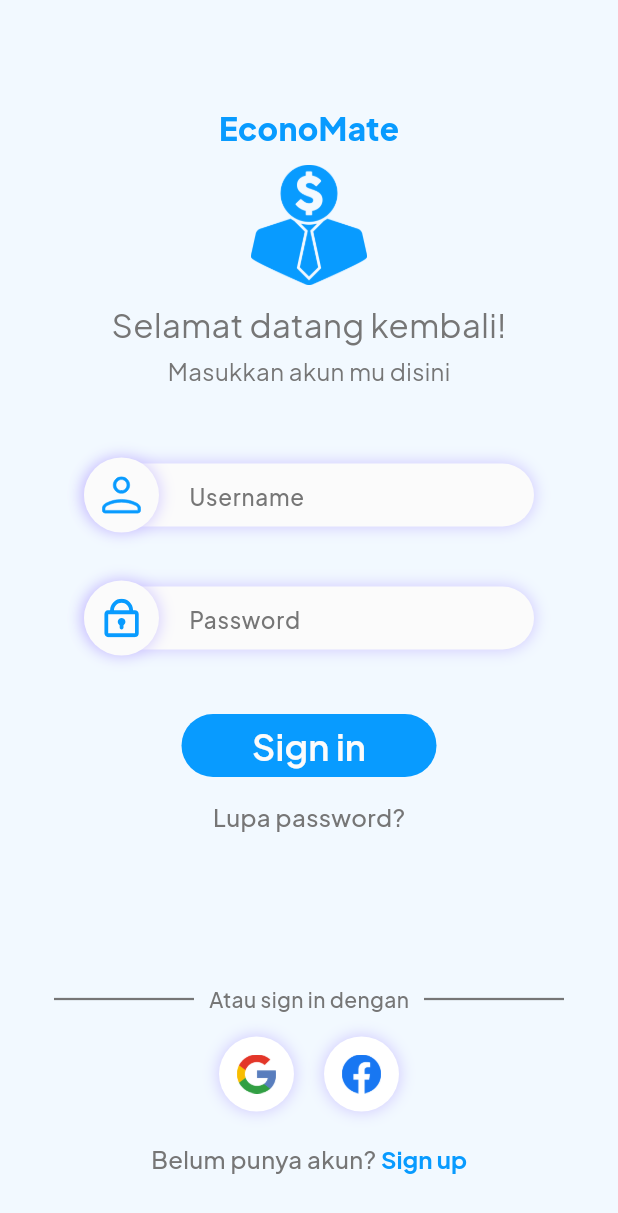
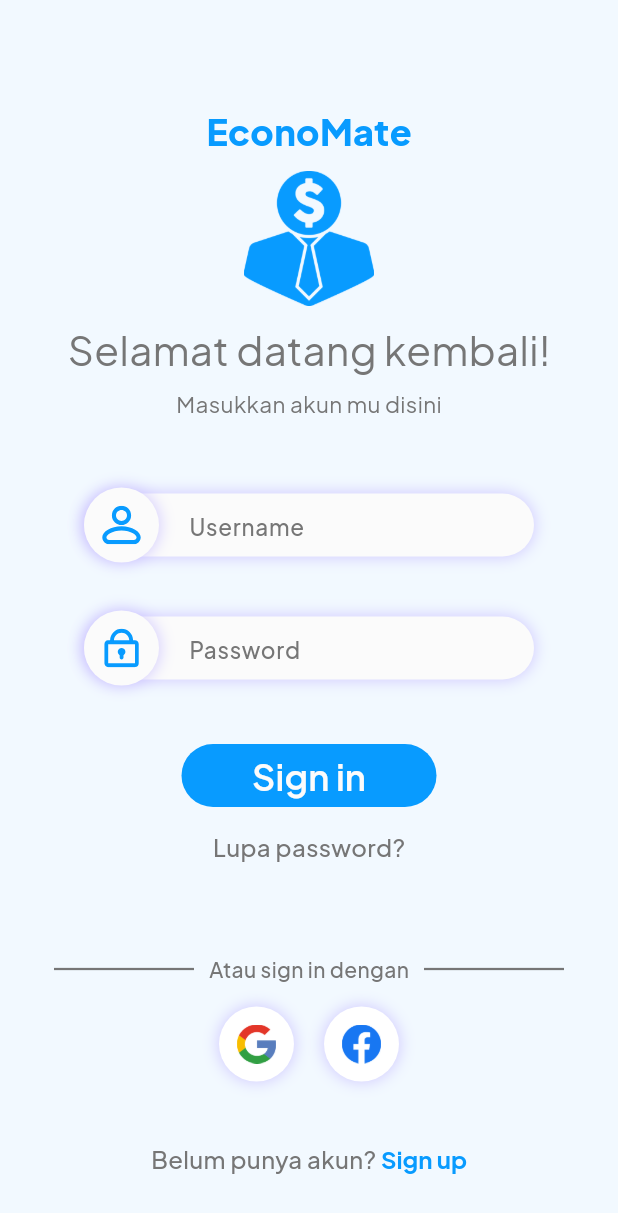
Before and after one commit to richofal/economate_mobile, a Flutter app: the SignInPage screen opened directly, on a phone screen of 412 x 824 dp. Shown: the top 1213 px of the screen. Run offline on Flutter 3.47's test engine with Material 3 defaults, Android fonts, the phone set to English and light mode, and no system bars; our stand-ins replace flutter_svg, gap, google_fonts.

Commit message:
Menyelesaikan Halaman Sing in dan Sign up

```diff
--- a/lib/main.dart
+++ b/lib/main.dart
@@ -1,4 +1,4 @@
-import 'package:economate_mobile/pages/sign_in.dart';
+// import 'package:economate_mobile/pages/sign_in.dart';
 import 'package:economate_mobile/pages/sign_up.dart';
 // import 'package:economate_mobile/screens/splash_screen.dart';
 import 'package:flutter/material.dart';
--- a/lib/pages/sign_in.dart
+++ b/lib/pages/sign_in.dart
@@ -25,7 +25,7 @@ class SignInPage extends StatelessWidget {
 
               Text('EconoMate',
                 style: GoogleFonts.plusJakartaSans(
-                  fontSize: 21,
+                  fontSize: 24,
                   fontWeight: FontWeight.w800,
                   color: Color(0xFF089BFF)
                 ),
@@ -35,15 +35,15 @@ class SignInPage extends StatelessWidget {
 
               Image.asset(
                 'assets/images/logobiru.png',
-                height: 80,
-                width: 80,
+                height: 90,
+                width: 90,
               ),
 
               const Gap(10),
 
               Text('Selamat datang kembali!',
                 style: GoogleFonts.plusJakartaSans(
-                  fontSize: 22,
+                  fontSize: 27,
                   fontWeight: FontWeight.w400,
                   color: Color(0xFF767676)
                 ),
@@ -53,7 +53,7 @@ class SignInPage extends StatelessWidget {
 
               Text('Masukkan akun mu disini',
                 style: GoogleFonts.plusJakartaSans(
-                  fontSize: 16,
+                  fontSize: 15,
                   fontWeight: FontWeight.w400,
                   color: Color(0xFF767676)
                 ),
@@ -213,7 +213,7 @@ class SignInPage extends StatelessWidget {
 
               const Gap(40),
 
-              ButtonSignin(),
+              ButtonSignin(buttonText: 'Sign in'),
 
               const Gap(12),
 
@@ -224,10 +224,6 @@ class SignInPage extends StatelessWidget {
                   color: Color(0xFF767676)
                 ),
               ),
-
-              const Gap(75),
-
-
 
               Spacer(),
 
@@ -316,7 +312,7 @@ class SignInPage extends StatelessWidget {
                     ],
                   ),
 
-                  const Gap(20),
+                  const Gap(40),
 
                   Row(
                     mainAxisAlignment: MainAxisAlignment.center,
--- a/lib/widgets/button_signin.dart
+++ b/lib/widgets/button_signin.dart
@@ -3,7 +3,9 @@ import 'package:flutter/material.dart';
 import 'package:google_fonts/google_fonts.dart';
 
 class ButtonSignin extends StatelessWidget {
-  const ButtonSignin({super.key});
+  final String buttonText;
+
+  const ButtonSignin({super.key, required this.buttonText});
 
   @override
   Widget build(BuildContext context) {
@@ -17,7 +19,7 @@ class ButtonSignin extends StatelessWidget {
         minimumSize: Size(170, 42),
       ),
       child: Text(
-        'Sign in',
+        buttonText,
         style: GoogleFonts.plusJakartaSans(
             fontWeight: FontWeight.w600,
             fontSize: 24,
--- a/lib/widgets/textfield_signin.dart
+++ b/lib/widgets/textfield_signin.dart
@@ -59,10 +59,10 @@ class TextfieldSignin extends StatelessWidget{
                       ),
                       // Container lingkaran yang ditumpuk di depan TextField
                       Positioned(
-                        top: -4,   // Menempatkan lingkaran sedikit di atas
+                        top: -5,   // Menempatkan lingkaran sedikit di atas
                         child: Container(
-                          height: 50,
-                          width: 50,
+                          height: 52,
+                          width: 52,
                           padding: EdgeInsets.all(12),
                           decoration: BoxDecoration(
                             color: Color(0xFFFBFBFB),
```
Also changed, not shown: lib/pages/sign_up.dart (+10 -24 lines), assets/svgs/email.svg, assets/svgs/username.svg.
